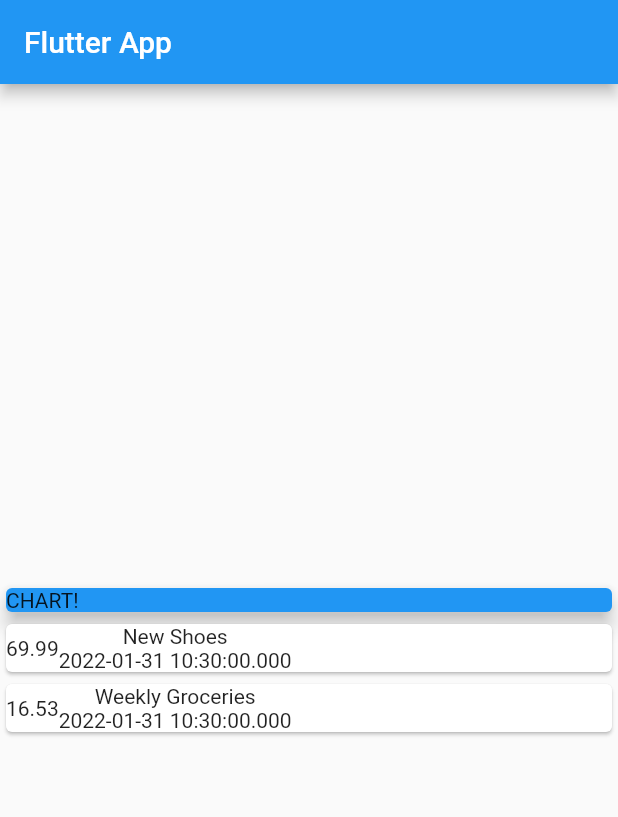
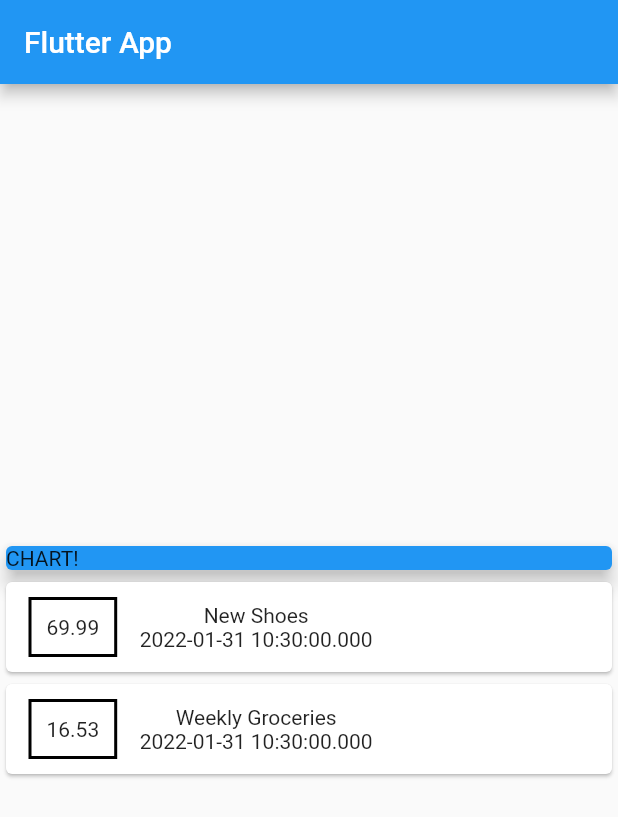
Before and after one commit to wonkooklee/flutter_expenses_app, a Flutter app: the screen it shows after launch, on a phone screen of 412 x 824 dp. Shown: the top 817 px of the screen. Run offline on Flutter 3.47's test engine with Material 2 defaults, Android fonts, the phone set to English and light mode, and no system bars.

Commit message:
Styling a Container

```diff
--- a/lib/main.dart
+++ b/lib/main.dart
@@ -54,6 +54,17 @@ class MyHomePage extends StatelessWidget {
                 child: Row(
                   children: <Widget>[
                     Container(
+                      margin: EdgeInsets.symmetric(
+                        vertical: 10,
+                        horizontal: 15,
+                      ),
+                      padding: EdgeInsets.all(10),
+                      decoration: BoxDecoration(
+                        border: Border.all(
+                          color: Colors.black,
+                          width: 2,
+                        ),
+                      ),
                       child: Text(
                         tx.amount.toString(),
                       ),
@@ -61,7 +72,9 @@ class MyHomePage extends StatelessWidget {
                     Column(
                       children: <Widget>[
                         Text(tx.title),
-                        Text(tx.date.toString()),
+                        Text(
+                          tx.date.toString(),
+                        ),
                       ],
                     )
                   ],
```
